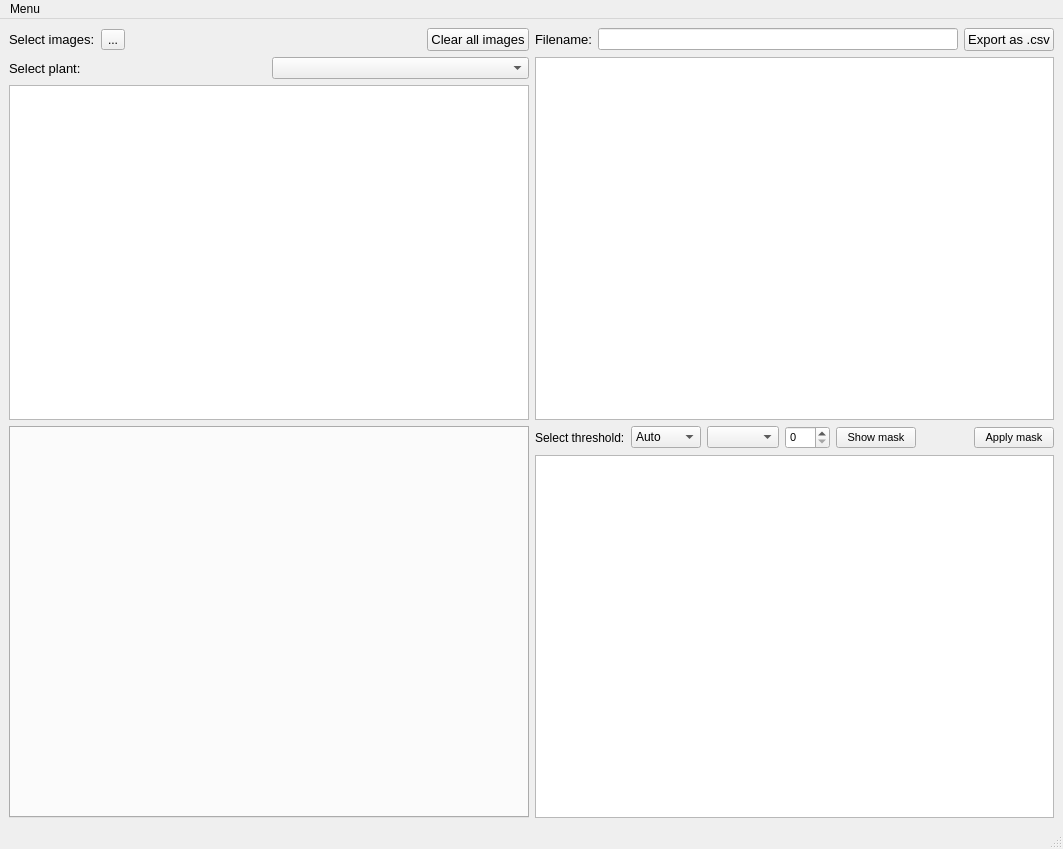
Above: uq_gui.ui from jancodemaster/UQ_program before the change. Below: the same form after it.
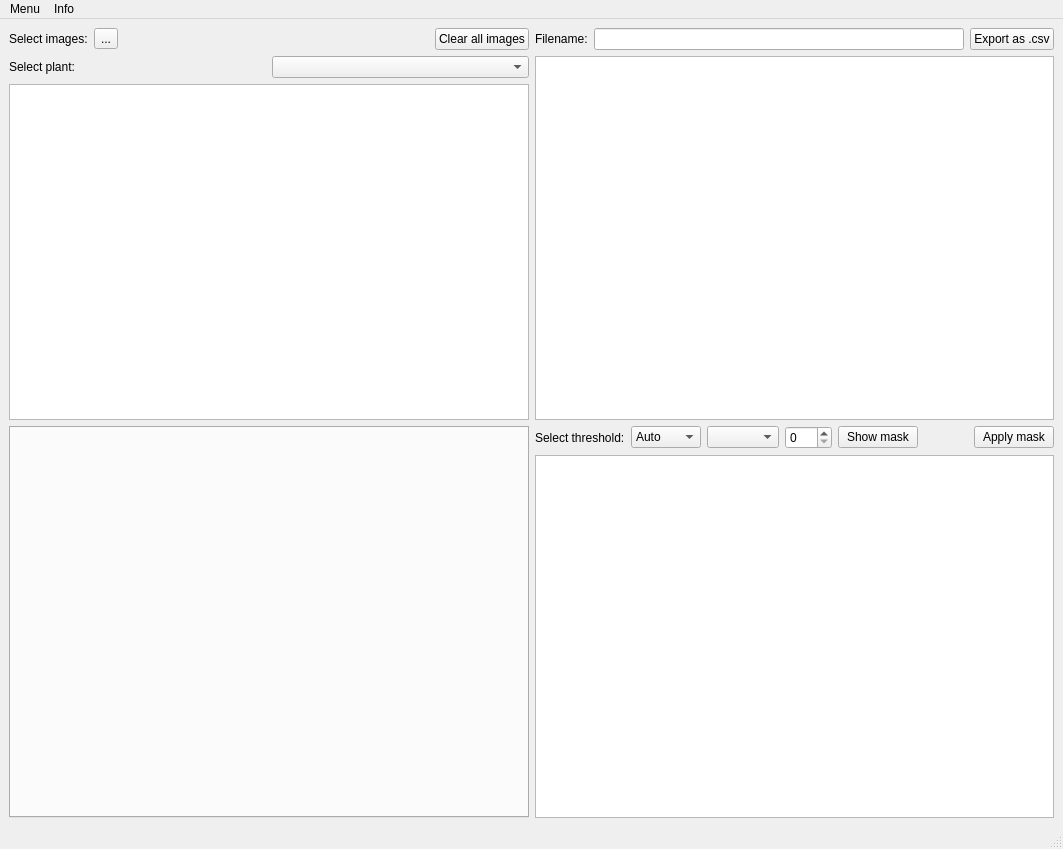
That is the form after the change.

Commit message: Cleaned Github folder and added menu buttons

Diff of the .ui file:
```diff
--- a/uq_gui.ui
+++ b/uq_gui.ui
@@ -28,7 +28,7 @@
            <widget class="QLabel" name="label">
             <property name="font">
              <font>
-              <pointsize>10</pointsize>
+              <pointsize>9</pointsize>
              </font>
             </property>
             <property name="text">
@@ -38,6 +38,11 @@
           </item>
           <item>
            <widget class="QToolButton" name="TB_imagefolder">
+            <property name="font">
+             <font>
+              <pointsize>9</pointsize>
+             </font>
+            </property>
             <property name="text">
              <string>...</string>
             </property>
@@ -60,7 +65,7 @@
            <widget class="QPushButton" name="PB_clearimgs">
             <property name="font">
              <font>
-              <pointsize>10</pointsize>
+              <pointsize>9</pointsize>
              </font>
             </property>
             <property name="text">
@@ -76,7 +81,7 @@
            <widget class="QLabel" name="label_2">
             <property name="font">
              <font>
-              <pointsize>10</pointsize>
+              <pointsize>9</pointsize>
              </font>
             </property>
             <property name="text">
@@ -85,7 +90,13 @@
            </widget>
           </item>
           <item>
-           <widget class="QComboBox" name="CB_selectplant"/>
+           <widget class="QComboBox" name="CB_selectplant">
+            <property name="font">
+             <font>
+              <pointsize>9</pointsize>
+             </font>
+            </property>
+           </widget>
           </item>
          </layout>
         </item>
@@ -102,7 +113,7 @@
            <widget class="QLabel" name="label_4">
             <property name="font">
              <font>
-              <pointsize>10</pointsize>
+              <pointsize>9</pointsize>
              </font>
             </property>
             <property name="text">
@@ -111,13 +122,19 @@
            </widget>
           </item>
           <item>
-           <widget class="QLineEdit" name="LE_csvfilename"/>
+           <widget class="QLineEdit" name="LE_csvfilename">
+            <property name="font">
+             <font>
+              <pointsize>9</pointsize>
+             </font>
+            </property>
+           </widget>
           </item>
           <item>
            <widget class="QPushButton" name="PB_csvexport">
             <property name="font">
              <font>
-              <pointsize>10</pointsize>
+              <pointsize>9</pointsize>
              </font>
             </property>
             <property name="text">
@@ -183,7 +200,7 @@
            <widget class="QSpinBox" name="SB_selectmanualth">
             <property name="font">
              <font>
-              <pointsize>8</pointsize>
+              <pointsize>9</pointsize>
              </font>
             </property>
             <property name="maximum">
@@ -195,7 +212,7 @@
            <widget class="QPushButton" name="PB_showmask">
             <property name="font">
              <font>
-              <pointsize>8</pointsize>
+              <pointsize>9</pointsize>
              </font>
             </property>
             <property name="text">
@@ -220,7 +237,7 @@
            <widget class="QPushButton" name="PB_applymask">
             <property name="font">
              <font>
-              <pointsize>8</pointsize>
+              <pointsize>9</pointsize>
              </font>
             </property>
             <property name="text">
@@ -268,10 +285,17 @@
     <property name="title">
      <string>Menu</string>
     </property>
-    <addaction name="actionOpen"/>
-    <addaction name="actionSave"/>
+   </widget>
+   <widget class="QMenu" name="menuInfo">
+    <property name="title">
+     <string>Info</string>
+    </property>
+    <addaction name="menu_doc"/>
+    <addaction name="menu_github"/>
+    <addaction name="menu_about"/>
    </widget>
    <addaction name="menuMenu"/>
+   <addaction name="menuInfo"/>
   </widget>
   <widget class="QStatusBar" name="statusbar"/>
   <action name="actionOpen">
```
Left out of the diff: 40 changed lines with no effect on the pictures. The commit also changes 33 other files.
